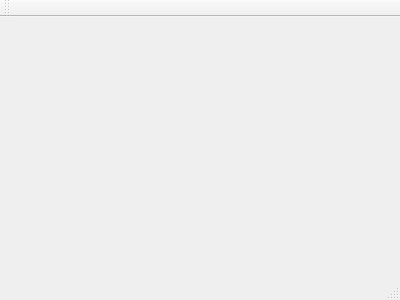
Qt form src/mainwindow.ui (jonpas/FERI-SymRec) before a commit.
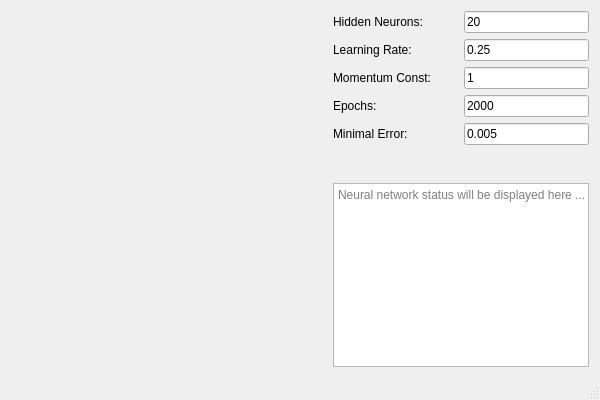
The same form after that commit.

```diff
--- a/src/mainwindow.ui
+++ b/src/mainwindow.ui
@@ -1,24 +1,190 @@
 <ui version="4.0">
  <class>MainWindow</class>
- <widget class="QMainWindow" name="MainWindow" >
-  <property name="geometry" >
+ <widget class="QMainWindow" name="MainWindow">
+  <property name="geometry">
    <rect>
     <x>0</x>
     <y>0</y>
-    <width>400</width>
-    <height>300</height>
+    <width>600</width>
+    <height>400</height>
    </rect>
   </property>
   <property name="windowTitle" >
    <string>MainWindow</string>
   </property>
-  <widget class="QMenuBar" name="menuBar" />
-  <widget class="QToolBar" name="mainToolBar" />
-  <widget class="QWidget" name="centralWidget" />
-  <widget class="QStatusBar" name="statusBar" />
+  <widget class="QWidget" name="centralWidget">
+   <layout class="QHBoxLayout" name="horizontalLayout">
+    <item>
+     <widget class="QWidget" name="scribbleArea" native="true">
+      <property name="sizePolicy">
+       <sizepolicy hsizetype="Expanding" vsizetype="Expanding">
+        <horstretch>0</horstretch>
+        <verstretch>0</verstretch>
+       </sizepolicy>
+      </property>
+     </widget>
+    </item>
+    <item>
+     <layout class="QVBoxLayout" name="verticalLayout">
+      <item>
+       <layout class="QHBoxLayout" name="optionHiddenNeurons">
+        <item>
+         <widget class="QLabel" name="labelHiddenNeurons">
+          <property name="text">
+           <string>Hidden Neurons:</string>
+          </property>
+         </widget>
+        </item>
+        <item>
+         <widget class="QLineEdit" name="lineEditHiddenNeurons">
+          <property name="sizePolicy">
+           <sizepolicy hsizetype="Minimum" vsizetype="Fixed">
+            <horstretch>0</horstretch>
+            <verstretch>0</verstretch>
+           </sizepolicy>
+          </property>
+          <property name="text">
+           <string>20</string>
+          </property>
+         </widget>
+        </item>
+       </layout>
+      </item>
+      <item>
+       <layout class="QHBoxLayout" name="optionLearningRate">
+        <item>
+         <widget class="QLabel" name="labelLearningRate">
+          <property name="text">
+           <string>Learning Rate:</string>
+          </property>
+         </widget>
+        </item>
+        <item>
+         <widget class="QLineEdit" name="lineEditLearningRate">
+          <property name="sizePolicy">
+           <sizepolicy hsizetype="Minimum" vsizetype="Fixed">
+            <horstretch>0</horstretch>
+            <verstretch>0</verstretch>
+           </sizepolicy>
+          </property>
+          <property name="text">
+           <string>0.25</string>
+          </property>
+         </widget>
+        </item>
+       </layout>
+      </item>
+      <item>
+       <layout class="QHBoxLayout" name="optionMomentumConst">
+        <item>
+         <widget class="QLabel" name="labelMomentumConst">
+          <property name="text">
+           <string>Momentum Const:</string>
+          </property>
+         </widget>
+        </item>
+        <item>
+         <widget class="QLineEdit" name="lineEditMomentumConst">
+          <property name="sizePolicy">
+           <sizepolicy hsizetype="Minimum" vsizetype="Fixed">
+            <horstretch>0</horstretch>
+            <verstretch>0</verstretch>
+           </sizepolicy>
+          </property>
+          <property name="text">
+           <string>1</string>
+          </property>
+         </widget>
+        </item>
+       </layout>
+      </item>
+      <item>
+       <layout class="QHBoxLayout" name="optionEpochs">
+        <item>
+         <widget class="QLabel" name="labelEpochs">
+          <property name="text">
+           <string>Epochs:</string>
+          </property>
+         </widget>
+        </item>
+        <item>
+         <widget class="QLineEdit" name="lineEditEpochs">
+          <property name="sizePolicy">
+           <sizepolicy hsizetype="Minimum" vsizetype="Fixed">
+            <horstretch>0</horstretch>
+            <verstretch>0</verstretch>
+           </sizepolicy>
+          </property>
+          <property name="text">
+           <string>2000</string>
+          </property>
+         </widget>
+        </item>
+       </layout>
+      </item>
+      <item>
+       <layout class="QHBoxLayout" name="optionMinError">
+        <item>
+         <widget class="QLabel" name="labelMinError">
+          <property name="text">
+           <string>Minimal Error:</string>
+          </property>
+         </widget>
+        </item>
+        <item>
+         <widget class="QLineEdit" name="lineEditMinError">
+          <property name="sizePolicy">
+           <sizepolicy hsizetype="Minimum" vsizetype="Fixed">
+            <horstretch>0</horstretch>
+            <verstretch>0</verstretch>
+           </sizepolicy>
+          </property>
+          <property name="text">
+           <string>0.005</string>
+          </property>
+         </widget>
+        </item>
+       </layout>
+      </item>
+      <item>
+       <spacer name="verticalSpacer">
+        <property name="orientation">
+         <enum>Qt::Vertical</enum>
+        </property>
+        <property name="sizeHint" stdset="0">
+         <size>
+          <width>20</width>
+          <height>40</height>
+         </size>
+        </property>
+       </spacer>
+      </item>
+      <item>
+       <widget class="QPlainTextEdit" name="log">
+        <property name="sizePolicy">
+         <sizepolicy hsizetype="Maximum" vsizetype="Maximum">
+          <horstretch>0</horstretch>
+          <verstretch>0</verstretch>
+         </sizepolicy>
+        </property>
+        <property name="readOnly">
+         <bool>true</bool>
+        </property>
+        <property name="backgroundVisible">
+         <bool>false</bool>
+        </property>
+        <property name="placeholderText">
+         <string>Neural network status will be displayed here ...</string>
+        </property>
+       </widget>
+      </item>
+     </layout>
+    </item>
+   </layout>
+  </widget>
+  <widget class="QStatusBar" name="statusBar"/>
  </widget>
- <layoutDefault spacing="6" margin="11" />
- <pixmapfunction></pixmapfunction>
+ <layoutdefault spacing="6" margin="11"/>
  <resources/>
  <connections/>
 </ui>
```
Left out of the diff: 3 changed lines with no effect on the pictures.
